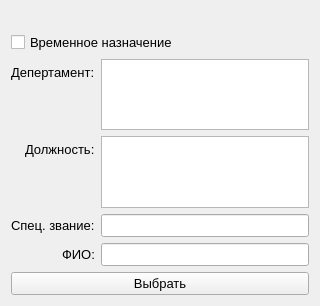
drPonihvost/research_referral_forms, file UI/ui_ui/official_person_data_widget.ui: the form before one commit.
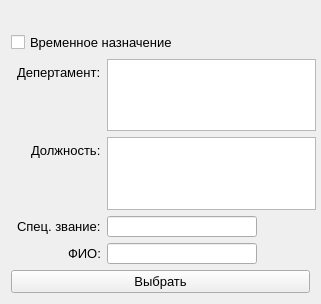
The form after the commit.

Diff of the .ui file:
```diff
--- a/UI/ui_ui/official_person_data_widget.ui
+++ b/UI/ui_ui/official_person_data_widget.ui
@@ -7,12 +7,11 @@
     <x>0</x>
     <y>0</y>
     <width>320</width>
-    <height>306</height>
+    <height>304</height>
    </rect>
   </property>
   <property name="font">
    <font>
-    <family>Arial</family>
     <pointsize>10</pointsize>
    </font>
   </property>
@@ -69,7 +68,20 @@
         </widget>
        </item>
        <item row="2" column="1">
-        <widget class="QLineEdit" name="rank_le"/>
+        <widget class="QLineEdit" name="rank_le">
+         <property name="sizePolicy">
+          <sizepolicy hsizetype="Fixed" vsizetype="Fixed">
+           <horstretch>0</horstretch>
+           <verstretch>0</verstretch>
+          </sizepolicy>
+         </property>
+         <property name="maximumSize">
+          <size>
+           <width>150</width>
+           <height>21</height>
+          </size>
+         </property>
+        </widget>
        </item>
        <item row="3" column="0">
         <widget class="QLabel" name="label_4">
@@ -79,13 +91,52 @@
         </widget>
        </item>
        <item row="3" column="1">
-        <widget class="QLineEdit" name="name_le"/>
+        <widget class="QLineEdit" name="name_le">
+         <property name="sizePolicy">
+          <sizepolicy hsizetype="Fixed" vsizetype="Fixed">
+           <horstretch>0</horstretch>
+           <verstretch>0</verstretch>
+          </sizepolicy>
+         </property>
+         <property name="maximumSize">
+          <size>
+           <width>150</width>
+           <height>21</height>
+          </size>
+         </property>
+        </widget>
        </item>
        <item row="0" column="1">
-        <widget class="QTextEdit" name="department_te"/>
+        <widget class="QTextEdit" name="department_te">
+         <property name="sizePolicy">
+          <sizepolicy hsizetype="Fixed" vsizetype="Expanding">
+           <horstretch>0</horstretch>
+           <verstretch>0</verstretch>
+          </sizepolicy>
+         </property>
+         <property name="maximumSize">
+          <size>
+           <width>209</width>
+           <height>73</height>
+          </size>
+         </property>
+        </widget>
        </item>
        <item row="1" column="1">
-        <widget class="QTextEdit" name="post_te"/>
+        <widget class="QTextEdit" name="post_te">
+         <property name="sizePolicy">
+          <sizepolicy hsizetype="Fixed" vsizetype="Expanding">
+           <horstretch>0</horstretch>
+           <verstretch>0</verstretch>
+          </sizepolicy>
+         </property>
+         <property name="maximumSize">
+          <size>
+           <width>209</width>
+           <height>74</height>
+          </size>
+         </property>
+        </widget>
        </item>
       </layout>
      </item>
```
